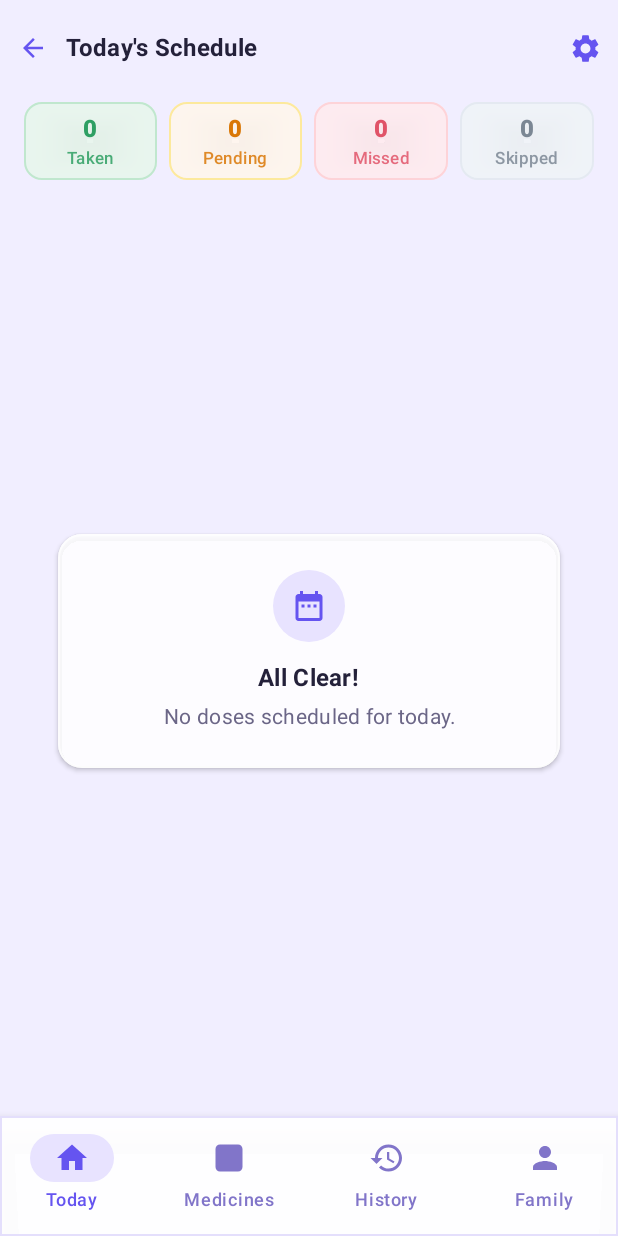
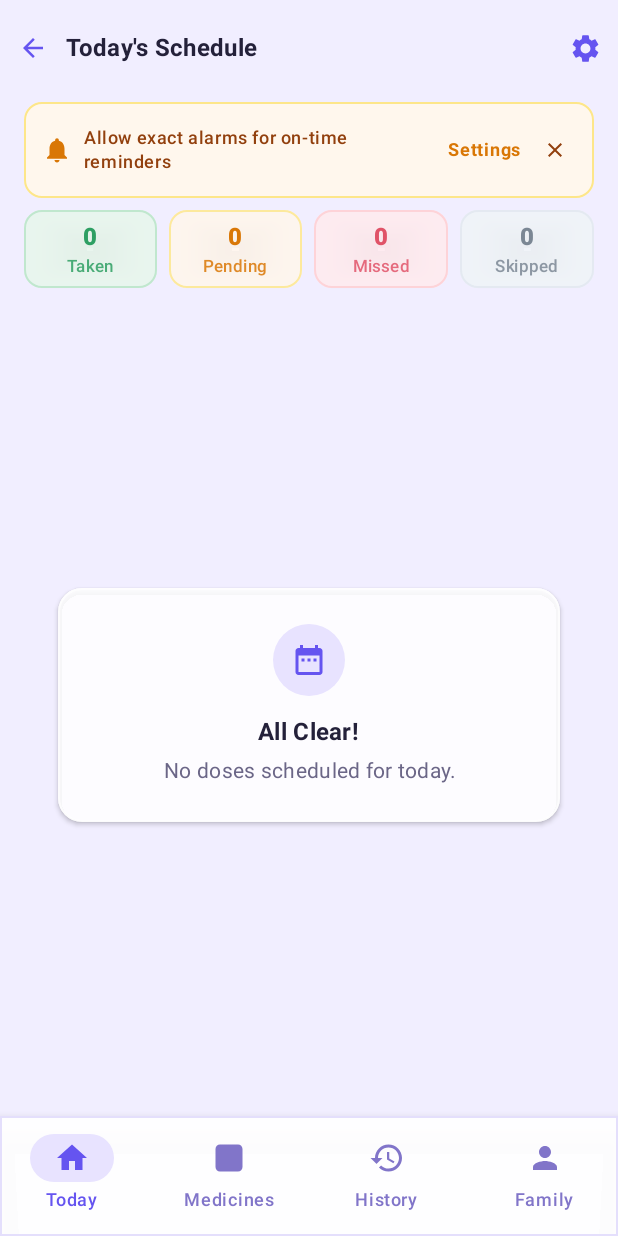
Before and after one commit to Nageshwar-Bhandary/DoseCircle, an Android app built with Jetpack Compose: the DashboardScreen screen opened through its navigation route, on a phone screen of 412 x 824 dp. Run offline under Robolectric (Android 15) with nearby library versions, the phone set to English and light mode, and no system bars; our stand-ins replace Firebase (no records; nobody signed in at launch, a user with empty details on screens opened directly).

Commit message:
Fix exact alarms on Android 14+

```diff
--- a/app/src/main/java/com/nagi/dosecircle/ui/screens/DashboardScreen.kt
+++ b/app/src/main/java/com/nagi/dosecircle/ui/screens/DashboardScreen.kt
@@ -37,21 +37,31 @@ import androidx.compose.material3.OutlinedButton
 import androidx.compose.material3.Scaffold
 import androidx.compose.material3.Surface
 import androidx.compose.material3.Text
+import androidx.compose.material3.TextButton
 import androidx.compose.material3.TopAppBar
 import androidx.compose.material3.TopAppBarDefaults
 import androidx.compose.runtime.Composable
+import androidx.compose.runtime.DisposableEffect
 import androidx.compose.runtime.collectAsState
 import androidx.compose.runtime.getValue
+import androidx.compose.runtime.mutableStateOf
 import androidx.compose.runtime.remember
+import androidx.compose.runtime.saveable.rememberSaveable
+import androidx.compose.runtime.setValue
 import androidx.compose.ui.Alignment
 import androidx.compose.ui.Modifier
 import androidx.compose.ui.graphics.Color
+import androidx.compose.ui.platform.LocalContext
+import androidx.lifecycle.compose.LocalLifecycleOwner
 import androidx.compose.ui.text.font.FontWeight
 import androidx.compose.ui.text.style.TextAlign
 import androidx.compose.ui.unit.dp
 import androidx.compose.ui.unit.sp
+import androidx.lifecycle.Lifecycle
+import androidx.lifecycle.LifecycleEventObserver
 import com.google.firebase.auth.FirebaseAuth
 import com.nagi.dosecircle.data.entity.DoseStatus
+import com.nagi.dosecircle.util.PermissionHelper
 import com.nagi.dosecircle.viewmodel.DashboardViewModel
 import com.nagi.dosecircle.viewmodel.TodayDoseItem
 import com.nagi.dosecircle.viewmodel.UpcomingDoseItem
@@ -82,6 +92,25 @@ fun DashboardScreen(
     seniorMode: Boolean = false,
     modifier: Modifier = Modifier
 ) {
+    val context = LocalContext.current
+    val lifecycleOwner = LocalLifecycleOwner.current
+    var hasExactAlarmPermission by remember {
+        mutableStateOf(PermissionHelper.canScheduleExactAlarms(context))
+    }
+    var isBannerDismissed by rememberSaveable { mutableStateOf(false) }
+
+    DisposableEffect(lifecycleOwner) {
+        val observer = LifecycleEventObserver { _, event ->
+            if (event == Lifecycle.Event.ON_RESUME) {
+                hasExactAlarmPermission = PermissionHelper.canScheduleExactAlarms(context)
+            }
+        }
+        lifecycleOwner.lifecycle.addObserver(observer)
+        onDispose {
+            lifecycleOwner.lifecycle.removeObserver(observer)
+        }
+    }
+
     val uiState by viewModel.uiState.collectAsState()
     val displayName = remember {
         FirebaseAuth.getInstance().currentUser?.displayName?.trim()
@@ -160,6 +189,73 @@ fun DashboardScreen(
                         style = MaterialTheme.typography.bodySmall,
                         color = Color(0xFF6B6687)
                     )
+                }
+            }
+
+            // Dismissible Exact Alarms Warning Banner
+            if (!hasExactAlarmPermission && !isBannerDismissed) {
+                Card(
+                    modifier = Modifier
+                        .fillMaxWidth()
+                        .padding(horizontal = 16.dp, vertical = 4.dp),
+                    shape = RoundedCornerShape(12.dp),
+                    colors = CardDefaults.cardColors(
+                        containerColor = Color(0xFFFFF7ED)
+                    ),
+                    border = BorderStroke(1.dp, Color(0xFFFDE68A))
+                ) {
+                    Row(
+                        modifier = Modifier
+                            .fillMaxWidth()
+                            .padding(horizontal = 12.dp, vertical = 8.dp),
+                        verticalAlignment = Alignment.CenterVertically,
+                        horizontalArrangement = Arrangement.SpaceBetween
+                    ) {
+                        Row(
+                            modifier = Modifier.weight(1f),
+                            verticalAlignment = Alignment.CenterVertically
+                        ) {
+                            Icon(
+                                imageVector = Icons.Default.Notifications,
+                                contentDescription = null,
+                                tint = Color(0xFFD97706),
+                                modifier = Modifier.size(20.dp)
+                            )
+                            Spacer(modifier = Modifier.width(8.dp))
+                            Text(
+                                text = "Allow exact alarms for on-time reminders",
+                                style = MaterialTheme.typography.bodySmall,
+                                color = Color(0xFF92400E),
+                                fontWeight = FontWeight.Medium
+                            )
+                        }
+                        Row(
+                            verticalAlignment = Alignment.CenterVertically
+                        ) {
+                            TextButton(
+                                onClick = { PermissionHelper.openExactAlarmSetting(context) },
+                                contentPadding = PaddingValues(horizontal = 8.dp, vertical = 4.dp)
+                            ) {
+                                Text(
+                                    text = "Settings",
+                                    style = MaterialTheme.typography.labelMedium,
+                                    fontWeight = FontWeight.Bold,
+                                    color = Color(0xFFD97706)
+                                )
+                            }
+                            IconButton(
+                                onClick = { isBannerDismissed = true },
+                                modifier = Modifier.size(28.dp)
+                            ) {
+                                Icon(
+                                    imageVector = Icons.Default.Close,
+                                    contentDescription = "Dismiss",
+                                    tint = Color(0xFF92400E),
+                                    modifier = Modifier.size(16.dp)
+                                )
+                            }
+                        }
+                    }
                 }
             }
 
```
Also changed, not shown: app/src/main/AndroidManifest.xml (+12 -1 lines), app/src/main/java/com/nagi/dosecircle/notifications/alarm/AlarmScheduler.kt (+34 -23 lines), app/src/main/java/com/nagi/dosecircle/notifications/receiver/ExactAlarmPermissionReceiver.kt (added, +39 -0 lines), 1 other file.
